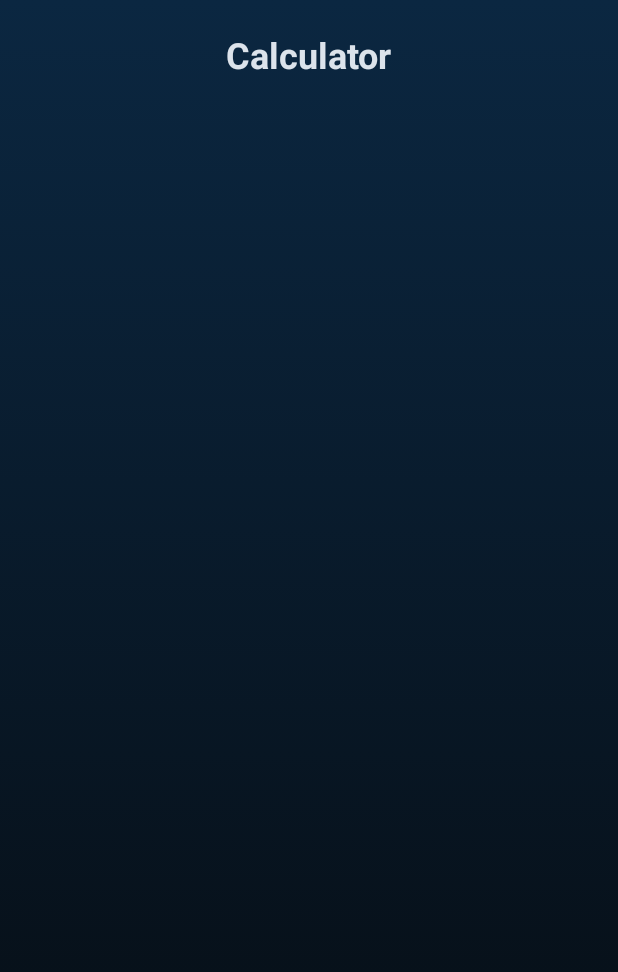
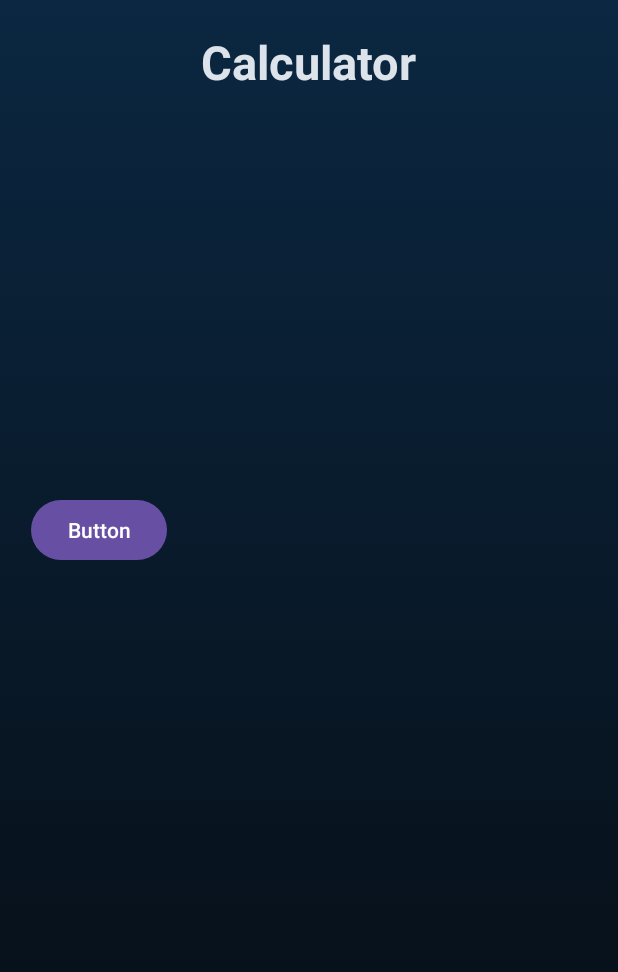
Before and after one commit to thisisayushverma/Calculator-App, an Android app: the screen it shows after launch (MainActivity), on a phone screen of 412 x 824 dp. Shown: the top 972 px of the screen. Run offline under Robolectric (Android 15) with nearby library versions, the phone set to English and light mode, and no system bars; our stand-ins replace sdp/ssp sizes.

Commit message:
trial this things

```diff
--- a/app/build.gradle.kts
+++ b/app/build.gradle.kts
@@ -44,5 +44,7 @@ dependencies {
     testImplementation("junit:junit:4.13.2")
     androidTestImplementation("androidx.test.ext:junit:1.1.5")
     androidTestImplementation("androidx.test.espresso:espresso-core:3.5.1")
+    implementation ("com.intuit.sdp:sdp-android:1.1.0")
+
 
 }
--- a/app/src/main/java/com/example/calculator/MainActivity.kt
+++ b/app/src/main/java/com/example/calculator/MainActivity.kt
@@ -8,14 +8,14 @@ import android.view.ViewGroup.MarginLayoutParams
 import android.widget.TextView
 
 class MainActivity : AppCompatActivity() {
-    lateinit var textView:TextView
-    fun setmar(textView:TextView){
+    private lateinit var textView:TextView
+    private fun setmar(textView:TextView){
         val laymar=textView.layoutParams
 
 
         val parcontent=textView.parent as?View
         if(parcontent is ViewGroup) {
-            val parheight = parcontent.height.toInt()
+            val parheight = parcontent.height
             val topmarin=(0.025*parheight).toInt()
             if (laymar is MarginLayoutParams) {
                 laymar.topMargin=topmarin
@@ -28,8 +28,8 @@ class MainActivity : AppCompatActivity() {
     override fun onCreate(savedInstanceState: Bundle?) {
         super.onCreate(savedInstanceState)
         setContentView(R.layout.activity_main)
-        textView=findViewById<TextView>(R.id.heading)
-            textView.viewTreeObserver.addOnGlobalLayoutListener {
+        textView=findViewById(R.id.heading)
+        textView.viewTreeObserver.addOnGlobalLayoutListener {
             setmar(textView)
         }
     }
--- a/app/src/main/res/layout/activity_main.xml
+++ b/app/src/main/res/layout/activity_main.xml
@@ -36,23 +36,30 @@
         android:layout_weight="1"
         android:text="@string/app_name"
         android:textColor="#dce3eb"
-        android:textSize="24sp"
+        android:textSize="@dimen/_24sdp"
         android:textStyle="bold"
         app:layout_constraintEnd_toStartOf="@+id/endingline"
         app:layout_constraintStart_toStartOf="@+id/staringline"
         app:layout_constraintTop_toTopOf="parent" />
 
-    <LinearLayout
+    <RelativeLayout
+        android:id="@+id/linear"
         android:layout_width="0dp"
-        android:orientation="horizontal"
         android:layout_height="0dp"
+        android:orientation="vertical"
         app:layout_constraintBottom_toBottomOf="parent"
-        app:layout_constraintEnd_toEndOf="parent"
-        app:layout_constraintStart_toStartOf="parent"
+        app:layout_constraintEnd_toEndOf="@id/endingline"
+        app:layout_constraintStart_toStartOf="@id/staringline"
         app:layout_constraintTop_toTopOf="@+id/mainpart"
         app:layout_constraintVertical_bias="0.0">
 
-    </LinearLayout>
+        <Button
+            android:id="@+id/button"
+            android:layout_width="wrap_content"
+            android:layout_height="wrap_content"
+            android:layout_weight="1"
+            android:text="Button" />
+    </RelativeLayout>
 
 
 
```
